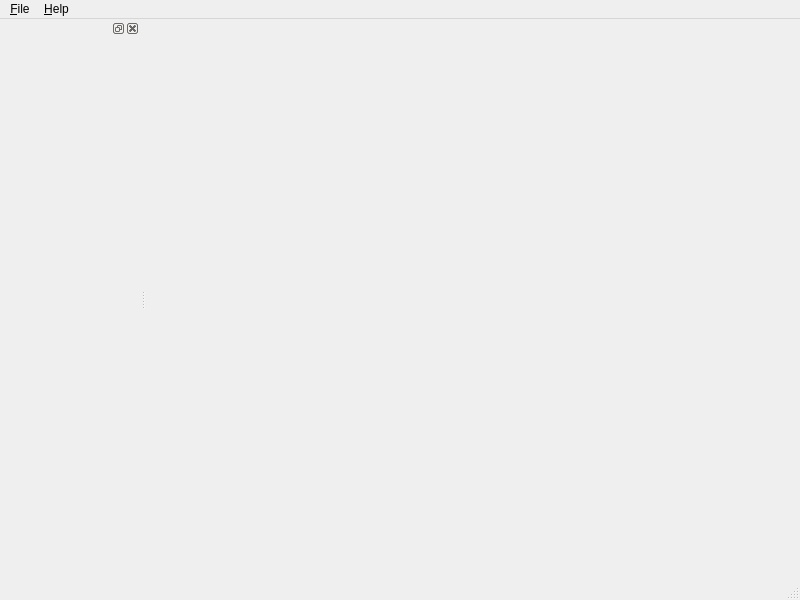
First picture: the form in apps/cts/ui/MainWindow.ui, repository jjacobsson/calltree, before the edit.
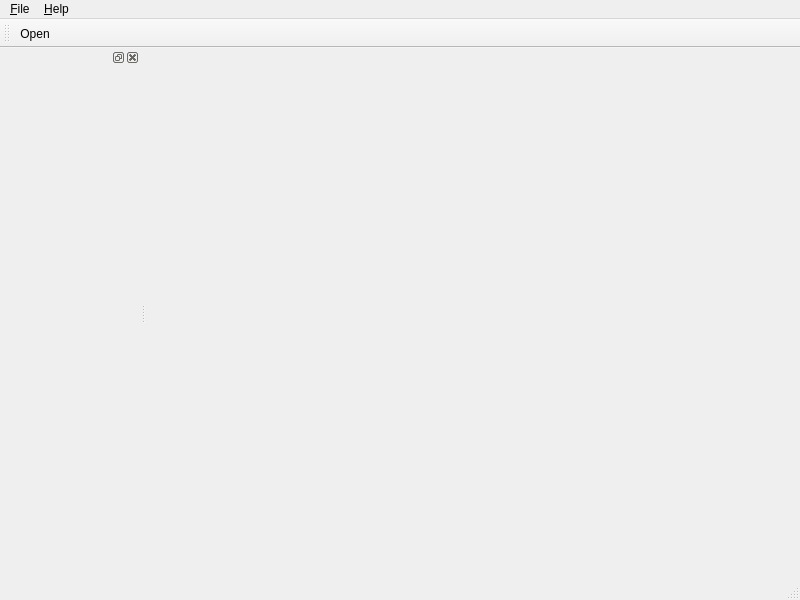
Second picture: the form after the edit.

Commit message: Adding a toolbar to the main window.

Patch:
```diff
--- a/apps/cts/ui/MainWindow.ui
+++ b/apps/cts/ui/MainWindow.ui
@@ -19,6 +19,15 @@
   <property name="windowTitle">
    <string>Call Tree Studio</string>
   </property>
+  <property name="documentMode">
+   <bool>false</bool>
+  </property>
+  <property name="tabShape">
+   <enum>QTabWidget::Rounded</enum>
+  </property>
+  <property name="dockOptions">
+   <set>QMainWindow::AllowTabbedDocks</set>
+  </property>
   <widget class="QWidget" name="m_CentralWidget">
    <widget class="QLabel" name="m_StatusLabelCurrentFile">
     <property name="geometry">
@@ -81,6 +90,18 @@
    </attribute>
    <widget class="QWidget" name="dockWidgetContents"/>
   </widget>
+  <widget class="QToolBar" name="toolBar">
+   <property name="windowTitle">
+    <string>toolBar</string>
+   </property>
+   <attribute name="toolBarArea">
+    <enum>TopToolBarArea</enum>
+   </attribute>
+   <attribute name="toolBarBreak">
+    <bool>false</bool>
+   </attribute>
+   <addaction name="m_ActionOpen"/>
+  </widget>
   <action name="m_ActionOpen">
    <property name="text">
     <string>&amp;Open</string>
```
Left out of the diff: 6 changed lines with no effect on the pictures.
